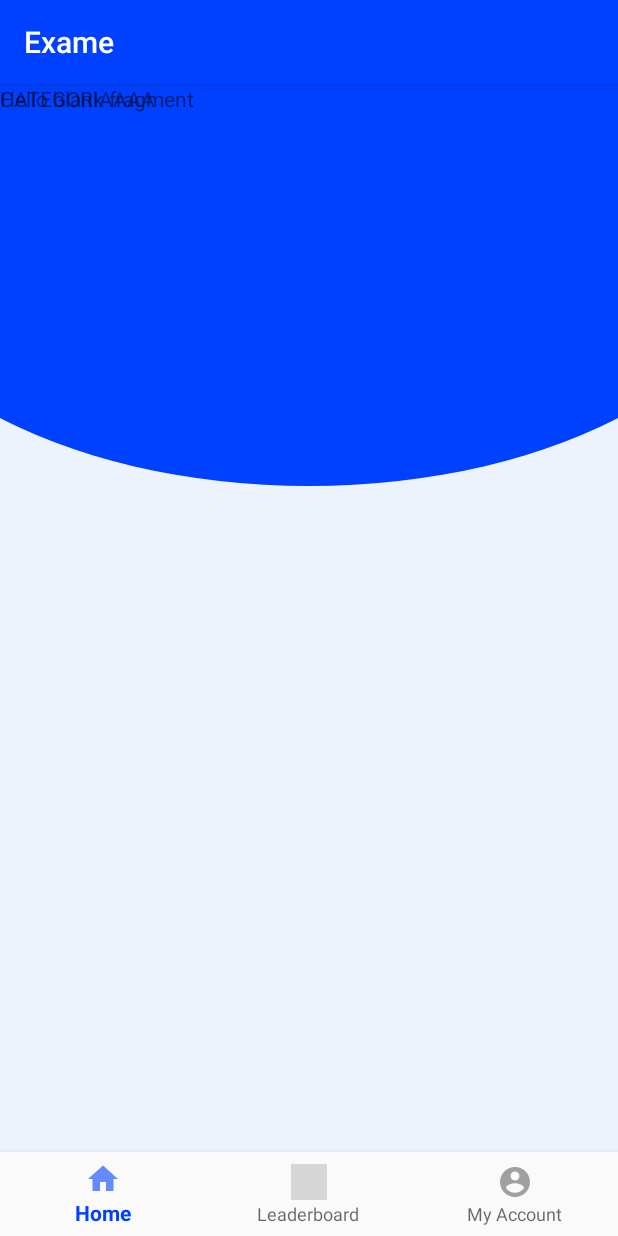
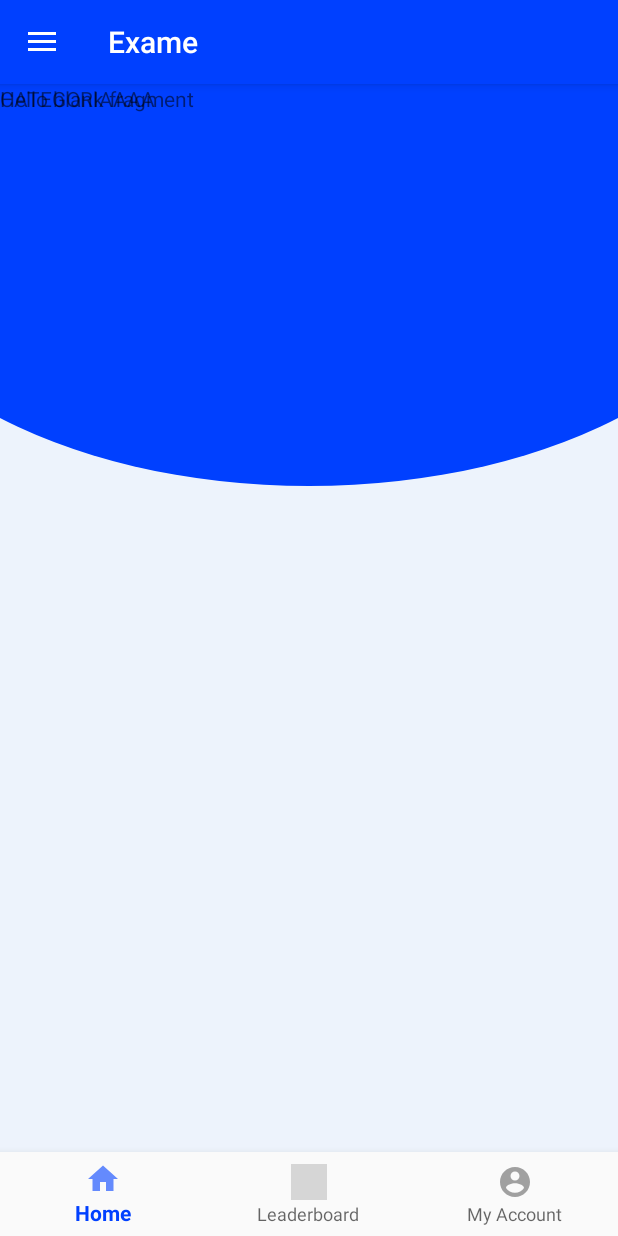
Before and after one commit to flrocha84/EstudeMais, an Android app: the MainActivity screen opened directly, with no data from a screen before it, on a phone screen of 412 x 824 dp. Run offline under Robolectric (Android 15) with nearby library versions, the phone set to English and light mode, and no system bars; our stand-ins replace navigation-ui; 1 statement that could not run was skipped; grey boxes are pictures that could not be loaded.

Commit message:
com o menu lateral

```diff
--- a/app/src/main/java/com/proj/fab/estudemais/MainActivity.java
+++ b/app/src/main/java/com/proj/fab/estudemais/MainActivity.java
@@ -1,9 +1,13 @@
 package com.proj.fab.estudemais;
 
+import android.annotation.SuppressLint;
 import android.os.Bundle;
 import android.view.MenuItem;
 
 import android.widget.FrameLayout;
+
+
+import androidx.appcompat.app.ActionBarDrawerToggle;
 import androidx.appcompat.widget.Toolbar;
 
 import com.google.android.material.bottomnavigation.BottomNavigationView;
@@ -11,6 +15,7 @@ import com.google.android.material.bottomnavigation.BottomNavigationView;
 import com.google.android.material.navigation.NavigationView;
 
 import androidx.annotation.NonNull;
+import androidx.drawerlayout.widget.DrawerLayout;
 import androidx.fragment.app.Fragment;
 import androidx.fragment.app.FragmentTransaction;
 
@@ -50,13 +55,23 @@ public class MainActivity extends AppCompatActivity implements NavigationView.On
     private AppBarConfiguration mAppBarConfiguration;
     //private ActivityMain2Binding binding;
 
+    @SuppressLint("ResourceType")
     @Override
     protected void onCreate(Bundle savedInstanceState) {
         super.onCreate(savedInstanceState);
         setContentView(R.layout.activity_main2);
-        Toolbar toolbar2 = findViewById(R.id.toolbar);
-        toolbar2.setTitle("Exame");
-        setSupportActionBar(toolbar2);
+        Toolbar toolbar = findViewById(R.id.toolbar);
+        toolbar.setTitle("Exame");
+        setSupportActionBar(toolbar);
+
+        DrawerLayout drawer = (DrawerLayout) findViewById(R.id.drawer_layout);
+        ActionBarDrawerToggle toggle = new ActionBarDrawerToggle(
+                this, drawer, toolbar,R.string.openDrawer, R.string.openDrawer);
+        drawer.addDrawerListener(toggle);
+        toggle.syncState();
+
+
+
        // binding = ActivityMain2Binding.inflate(getLayoutInflater());
         //setContentView(binding.getRoot());
 
--- a/app/src/main/res/values/strings.xml
+++ b/app/src/main/res/values/strings.xml
@@ -14,4 +14,7 @@
     <string name="title_activity_main2">MainActivity2</string>
 <!-- TODO: Remove or change this placeholder text -->
     <string name="hello_blank_fragment">Hello blank fragment</string>
+    <string name="openDrawer">Open Nav</string>
+
+    <string name="open">1</string>
 </resources>
```
